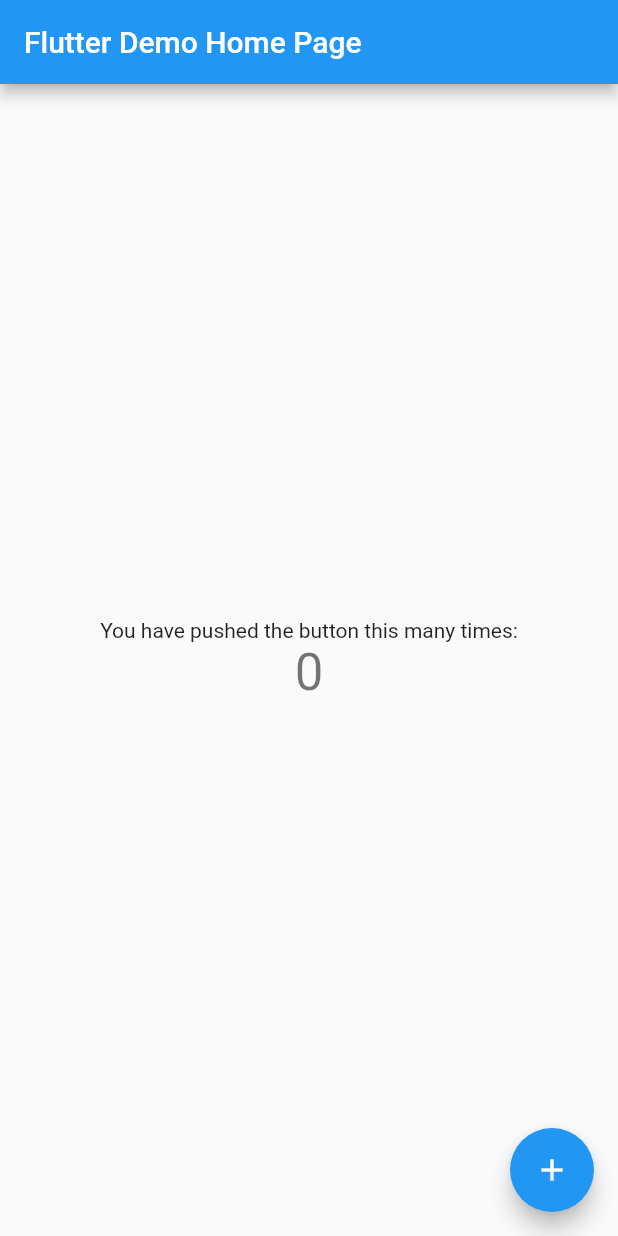
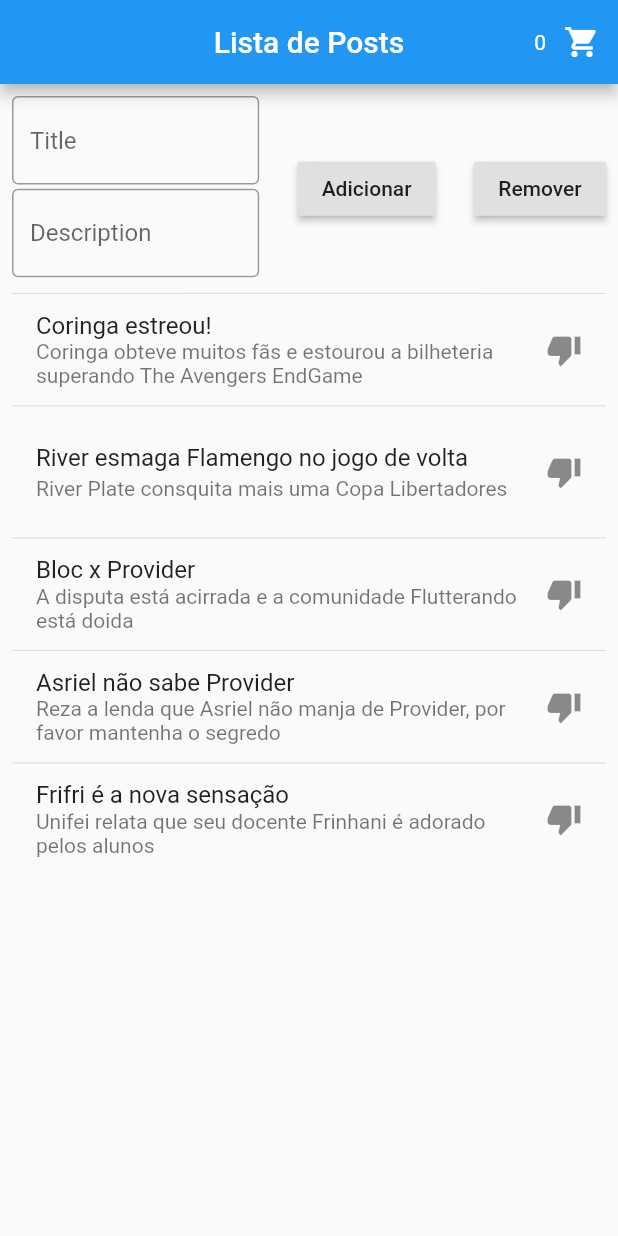
Before and after one commit to jonathanots/SampleProvider, a Flutter app: the screen it shows after launch, on a phone screen of 412 x 824 dp. Run offline on Flutter 3.47's test engine with Material 2 defaults, Android fonts, the phone set to English and light mode, and no system bars.

Commit message:
Post Provider

```diff
--- /dev/null
+++ b/lib/home.dart
@@ -0,0 +1,134 @@
+import 'package:flutter/material.dart';
+import 'package:provider/provider.dart';
+import 'package:sampleprovider/models/post_model.dart';
+import 'package:sampleprovider/providers/post_provider.dart';
+
+class HomePage extends StatefulWidget {
+  @override
+  _HomePageState createState() => _HomePageState();
+}
+
+class _HomePageState extends State<HomePage> {
+
+  TextEditingController _titleController = TextEditingController();
+  TextEditingController _descriptionController = TextEditingController();
+
+
+  Widget _buildList(){
+    PostProvider postProvider = Provider.of<PostProvider>(context);
+    return ListView.separated(
+      separatorBuilder: (_, index){
+        return Divider();
+      },
+      itemCount: postProvider.posts.length,
+      itemBuilder: (context, index){
+        return _buildItem(postProvider.posts[index]);
+      },
+
+    );
+  }
+
+  Widget _buildItem(PostModel post){
+    PostProvider postProvider = Provider.of<PostProvider>(context);
+    return ListTile(
+      onTap: (){
+        postProvider.changeStatus(post);
+      },
+      title: Text("${post.title}"),
+      subtitle: Text("${post.description}"),
+      trailing: post.like ? Icon(Icons.thumb_up, color: Colors.blue,) : Icon(Icons.thumb_down),
+    );
+  }
+
+
+  @override
+  Widget build(BuildContext context) {
+    PostProvider postProvider = Provider.of<PostProvider>(context);
+    return Scaffold(
+      appBar: AppBar(
+        title: Text("Lista de Posts"),
+        centerTitle: true,
+        actions: <Widget>[
+          Consumer<PostProvider>(
+            builder: (BuildContext context, PostProvider provider, Widget child) {
+              return Row(
+                children: <Widget>[
+                  Text("${provider.posts.where((post) => post.like).length}"),
+                  IconButton(
+                    onPressed: (){},
+                    icon: Icon(Icons.shopping_cart)
+                  )
+                ],
+              );
+            },
+          )
+        ],
+      ),
+      body: Padding(
+        padding: const EdgeInsets.all(8.0),
+        child: Column(
+          mainAxisAlignment: MainAxisAlignment.start,
+          children: <Widget>[
+            Row(
+              mainAxisAlignment: MainAxisAlignment.spaceBetween,
+              children: <Widget>[
+                Container(
+                  height: MediaQuery.of(context).size.height*0.15,
+                  width: MediaQuery.of(context).size.width*0.4,
+                  child: Column(
+                    children: <Widget>[
+                      Expanded(
+                        child: TextField(
+                            controller:_titleController,
+                            decoration: InputDecoration(
+                              border: OutlineInputBorder(),
+                              labelText: "Title",
+                              alignLabelWithHint: true
+                          ),
+                        ),
+                      ),
+                      Expanded(
+                        child: TextField(
+                            controller:_descriptionController,
+                            decoration: InputDecoration(
+                              border: OutlineInputBorder(),
+                              labelText: "Description",
+                              alignLabelWithHint: true
+                          ),
+                        ),
+                      ),
+                    ],
+                  ),
+                ),
+                RaisedButton(
+                  onPressed: (){
+                    postProvider.addPost(title: _titleController.text, description: _descriptionController.text);
+                  },
+                  child: Text("Adicionar"),
+
+                ),
+                RaisedButton(
+                  onPressed: (){
+                    postProvider.removePost(title: _titleController.text);
+                  },
+                  child: Text("Remover"),
+
+                )
+              ],
+            ),
+            Divider(),
+            Expanded(
+              child: Consumer<PostProvider>(
+                builder: (context, postProvider, widget){
+                  return _buildList();
+                },
+              ),
+            )
+          ],
+        ),
+      ),
+    );
+  }
+
+
+}
--- a/lib/main.dart
+++ b/lib/main.dart
@@ -1,111 +1,18 @@
 import 'package:flutter/material.dart';
+import 'package:provider/provider.dart';
+import 'package:sampleprovider/providers/post_provider.dart';
 
-void main() => runApp(MyApp());
+import 'home.dart';
 
-class MyApp extends StatelessWidget {
-  // This widget is the root of your application.
-  @override
-  Widget build(BuildContext context) {
-    return MaterialApp(
-      title: 'Flutter Demo',
-      theme: ThemeData(
-        // This is the theme of your application.
-        //
-        // Try running your application with "flutter run". You'll see the
-        // application has a blue toolbar. Then, without quitting the app, try
-        // changing the primarySwatch below to Colors.green and then invoke
-        // "hot reload" (press "r" in the console where you ran "flutter run",
-        // or simply save your changes to "hot reload" in a Flutter IDE).
-        // Notice that the counter didn't reset back to zero; the application
-        // is not restarted.
-        primarySwatch: Colors.blue,
-      ),
-      home: MyHomePage(title: 'Flutter Demo Home Page'),
-    );
-  }
-}
-
-class MyHomePage extends StatefulWidget {
-  MyHomePage({Key key, this.title}) : super(key: key);
-
-  // This widget is the home page of your application. It is stateful, meaning
-  // that it has a State object (defined below) that contains fields that affect
-  // how it looks.
-
-  // This class is the configuration for the state. It holds the values (in this
-  // case the title) provided by the parent (in this case the App widget) and
-  // used by the build method of the State. Fields in a Widget subclass are
-  // always marked "final".
-
-  final String title;
-
-  @override
-  _MyHomePageState createState() => _MyHomePageState();
-}
-
-class _MyHomePageState extends State<MyHomePage> {
-  int _counter = 0;
-
-  void _incrementCounter() {
-    setState(() {
-      // This call to setState tells the Flutter framework that something has
-      // changed in this State, which causes it to rerun the build method below
-      // so that the display can reflect the updated values. If we changed
-      // _counter without calling setState(), then the build method would not be
-      // called again, and so nothing would appear to happen.
-      _counter++;
-    });
-  }
-
-  @override
-  Widget build(BuildContext context) {
-    // This method is rerun every time setState is called, for instance as done
-    // by the _incrementCounter method above.
-    //
-    // The Flutter framework has been optimized to make rerunning build methods
-    // fast, so that you can just rebuild anything that needs updating rather
-    // than having to individually change instances of widgets.
-    return Scaffold(
-      appBar: AppBar(
-        // Here we take the value from the MyHomePage object that was created by
-        // the App.build method, and use it to set our appbar title.
-        title: Text(widget.title),
-      ),
-      body: Center(
-        // Center is a layout widget. It takes a single child and positions it
-        // in the middle of the parent.
-        child: Column(
-          // Column is also a layout widget. It takes a list of children and
-          // arranges them vertically. By default, it sizes itself to fit its
-          // children horizontally, and tries to be as tall as its parent.
-          //
-          // Invoke "debug painting" (press "p" in the console, choose the
-          // "Toggle Debug Paint" action from the Flutter Inspector in Android
-          // Studio, or the "Toggle Debug Paint" command in Visual Studio Code)
-          // to see the wireframe for each widget.
-          //
-          // Column has various properties to control how it sizes itself and
-          // how it positions its children. Here we use mainAxisAlignment to
-          // center the children vertically; the main axis here is the vertical
-          // axis because Columns are vertical (the cross axis would be
-          // horizontal).
-          mainAxisAlignment: MainAxisAlignment.center,
-          children: <Widget>[
-            Text(
-              'You have pushed the button this many times:',
-            ),
-            Text(
-              '$_counter',
-              style: Theme.of(context).textTheme.display1,
-            ),
-          ],
-        ),
-      ),
-      floatingActionButton: FloatingActionButton(
-        onPressed: _incrementCounter,
-        tooltip: 'Increment',
-        child: Icon(Icons.add),
-      ), // This trailing comma makes auto-formatting nicer for build methods.
-    );
-  }
-}
+void main() =>
+runApp(
+  MultiProvider(
+      providers: [
+        ChangeNotifierProvider<PostProvider>.value(value: PostProvider(),)
+      ],
+      child: MaterialApp(
+      debugShowCheckedModeBanner: false,
+      home: HomePage(),
+    ),
+  )
+);
--- /dev/null
+++ b/lib/models/post_model.dart
@@ -0,0 +1,9 @@
+class PostModel{
+
+   String title;
+   String description;
+   bool like;
+
+   PostModel({this.title, this.description, this.like = false});
+
+}
--- /dev/null
+++ b/lib/providers/post_provider.dart
@@ -0,0 +1,34 @@
+import 'package:flutter/material.dart';
+import 'package:sampleprovider/models/post_model.dart';
+
+class PostProvider extends ChangeNotifier{
+
+  List<PostModel> posts = [
+    PostModel(title: "Coringa estreou!", description:"Coringa obteve muitos fãs e estourou a bilheteria superando The Avengers EndGame"),
+    PostModel(title: "River esmaga Flamengo no jogo de volta",
+    description:"River Plate consquita mais uma Copa Libertadores"),
+    PostModel(title: "Bloc x Provider", description:"A disputa está acirrada e a comunidade Flutterando está doida"),
+    PostModel(title: "Asriel não sabe Provider", description:"Reza a lenda que Asriel não manja de Provider, por favor mantenha o segredo"),
+    PostModel(title: "Frifri é a nova sensação", description:"Unifei relata que seu docente Frinhani é adorado pelos alunos"),
+  ];
+
+  addPost({String title, String description}){
+    posts.add(PostModel(title: title, description: description));
+    _notify();
+  }
+
+  removePost({String title}){
+    posts.removeWhere((post) => post.title == title);
+    _notify();
+  }
+
+  changeStatus(PostModel post){
+    post.like = !post.like;
+    _notify();
+  }
+
+  _notify(){
+     notifyListeners();
+  }
+
+}
--- a/pubspec.yaml
+++ b/pubspec.yaml
@@ -17,6 +17,7 @@ environment:
   sdk: ">=2.1.0 <3.0.0"
 
 dependencies:
+  provider: ^3.1.0+1
   flutter:
     sdk: flutter
 
```
Also changed, not shown: pubspec.lock, 4 other files.
